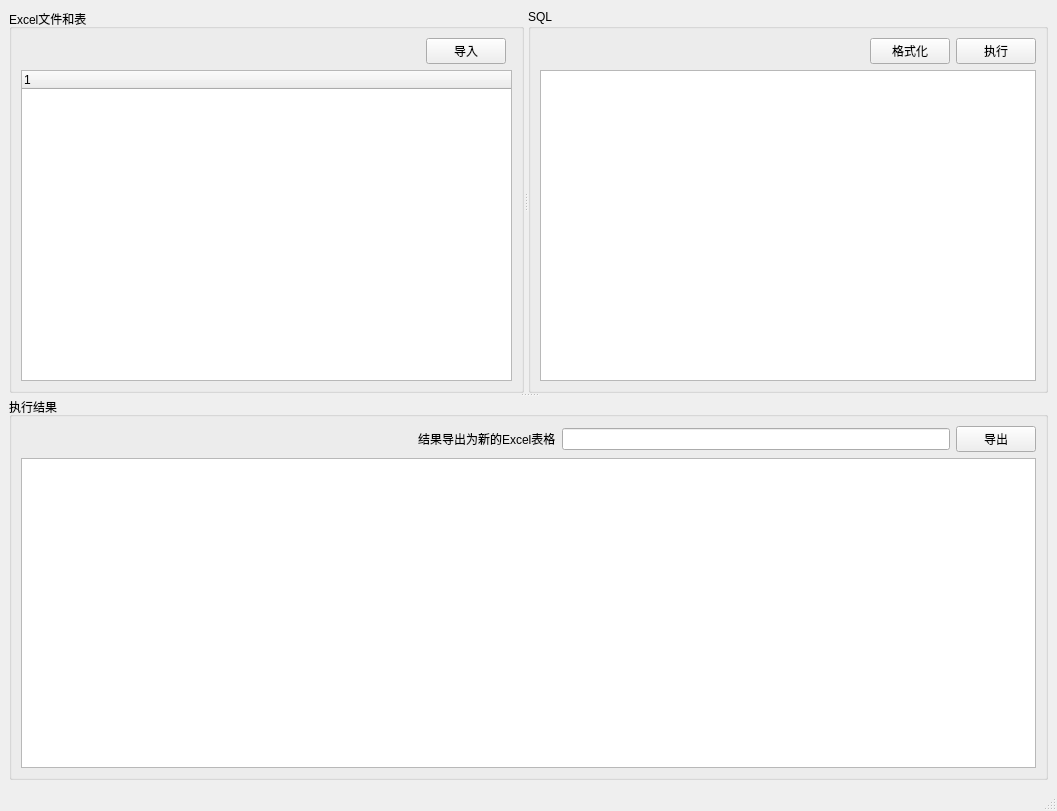
First picture: the form in main_window.ui, repository QianShuoRobert/sql_for_excel, before the edit.
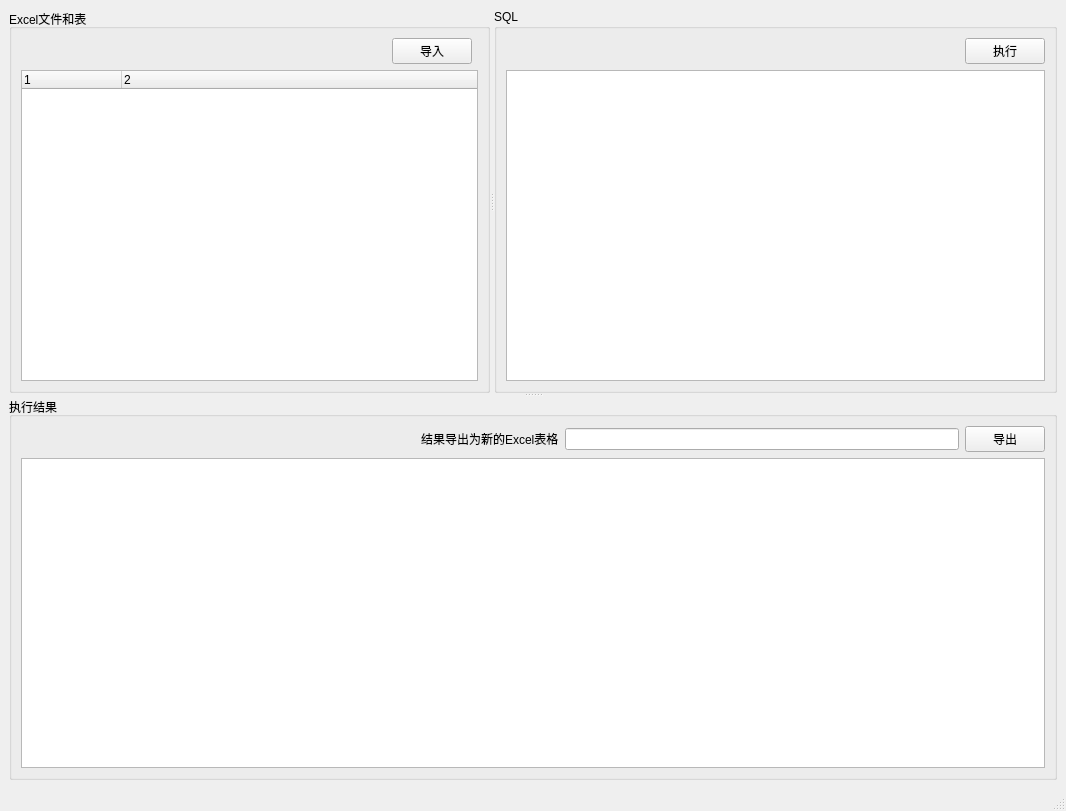
Second picture: the form after the edit.

```diff
--- a/main_window.ui
+++ b/main_window.ui
@@ -6,7 +6,7 @@
    <rect>
     <x>0</x>
     <y>0</y>
-    <width>1057</width>
+    <width>1066</width>
     <height>811</height>
    </rect>
   </property>
@@ -17,20 +17,46 @@
    <layout class="QGridLayout" name="gridLayout_4">
     <item row="0" column="0">
      <widget class="QSplitter" name="splitter_2">
+      <property name="font">
+       <font>
+        <pointsize>9</pointsize>
+       </font>
+      </property>
       <property name="orientation">
        <enum>Qt::Vertical</enum>
       </property>
       <widget class="QSplitter" name="splitter">
+       <property name="font">
+        <font>
+         <pointsize>9</pointsize>
+        </font>
+       </property>
        <property name="orientation">
         <enum>Qt::Horizontal</enum>
        </property>
        <widget class="QGroupBox" name="groupBox">
+        <property name="sizePolicy">
+         <sizepolicy hsizetype="Preferred" vsizetype="Preferred">
+          <horstretch>0</horstretch>
+          <verstretch>0</verstretch>
+         </sizepolicy>
+        </property>
+        <property name="font">
+         <font>
+          <pointsize>9</pointsize>
+         </font>
+        </property>
         <property name="title">
          <string>Excel文件和表</string>
         </property>
         <layout class="QGridLayout" name="gridLayout">
          <item row="0" column="0">
           <spacer name="horizontalSpacer">
+           <property name="font">
+            <font>
+             <pointsize>9</pointsize>
+            </font>
+           </property>
            <property name="orientation">
             <enum>Qt::Horizontal</enum>
            </property>
@@ -44,6 +70,11 @@
          </item>
          <item row="0" column="1">
           <widget class="QPushButton" name="pushButtonImportFile">
+           <property name="font">
+            <font>
+             <pointsize>9</pointsize>
+            </font>
+           </property>
            <property name="text">
             <string>导入</string>
            </property>
@@ -51,12 +82,38 @@
          </item>
          <item row="1" column="0" colspan="3">
           <widget class="QTreeWidget" name="treeWidgetExcelsAndSheets">
+           <property name="font">
+            <font>
+             <pointsize>9</pointsize>
+            </font>
+           </property>
+           <property name="contextMenuPolicy">
+            <enum>Qt::CustomContextMenu</enum>
+           </property>
+           <property name="acceptDrops">
+            <bool>false</bool>
+           </property>
            <property name="toolTip">
             <string/>
            </property>
            <property name="showDropIndicator" stdset="0">
             <bool>true</bool>
            </property>
+           <property name="dragEnabled">
+            <bool>true</bool>
+           </property>
+           <property name="dragDropOverwriteMode">
+            <bool>false</bool>
+           </property>
+           <property name="dragDropMode">
+            <enum>QAbstractItemView::DragOnly</enum>
+           </property>
+           <property name="defaultDropAction">
+            <enum>Qt::IgnoreAction</enum>
+           </property>
+           <property name="columnCount">
+            <number>2</number>
+           </property>
            <attribute name="headerVisible">
             <bool>true</bool>
            </attribute>
@@ -65,55 +122,96 @@
              <string notr="true">1</string>
             </property>
            </column>
+           <column>
+            <property name="text">
+             <string notr="true">2</string>
+            </property>
+           </column>
           </widget>
          </item>
         </layout>
        </widget>
        <widget class="QGroupBox" name="groupBox_2">
+        <property name="sizePolicy">
+         <sizepolicy hsizetype="Preferred" vsizetype="Preferred">
+          <horstretch>0</horstretch>
+          <verstretch>0</verstretch>
+         </sizepolicy>
+        </property>
+        <property name="font">
+         <font>
+          <pointsize>9</pointsize>
+         </font>
+        </property>
         <property name="title">
          <string>SQL</string>
         </property>
         <layout class="QGridLayout" name="gridLayout_2">
-         <item row="0" column="2">
+         <item row="0" column="0">
+          <spacer name="horizontalSpacer_2">
+           <property name="font">
+            <font>
+             <pointsize>9</pointsize>
+            </font>
+           </property>
+           <property name="orientation">
+            <enum>Qt::Horizontal</enum>
+           </property>
+           <property name="sizeHint" stdset="0">
+            <size>
+             <width>501</width>
+             <height>20</height>
+            </size>
+           </property>
+          </spacer>
+         </item>
+         <item row="0" column="1">
           <widget class="QPushButton" name="pushButtonRunSql">
+           <property name="sizePolicy">
+            <sizepolicy hsizetype="Fixed" vsizetype="Fixed">
+             <horstretch>0</horstretch>
+             <verstretch>0</verstretch>
+            </sizepolicy>
+           </property>
+           <property name="font">
+            <font>
+             <pointsize>9</pointsize>
+            </font>
+           </property>
            <property name="text">
             <string>执行</string>
            </property>
           </widget>
          </item>
-         <item row="0" column="1">
-          <widget class="QPushButton" name="pushButtonFormatSql">
-           <property name="text">
-            <string>格式化</string>
+         <item row="1" column="0" colspan="2">
+          <widget class="QPlainTextEdit" name="plainTextSql">
+           <property name="font">
+            <font>
+             <pointsize>9</pointsize>
+            </font>
            </property>
           </widget>
          </item>
-         <item row="0" column="0">
-          <spacer name="horizontalSpacer_2">
-           <property name="orientation">
-            <enum>Qt::Horizontal</enum>
-           </property>
-           <property name="sizeHint" stdset="0">
-            <size>
-             <width>332</width>
-             <height>20</height>
-            </size>
-           </property>
-          </spacer>
-         </item>
-         <item row="1" column="0" colspan="3">
-          <widget class="QTextEdit" name="textEditSql"/>
-         </item>
         </layout>
        </widget>
       </widget>
       <widget class="QGroupBox" name="groupBox_3">
+       <property name="font">
+        <font>
+         <pointsize>9</pointsize>
+        </font>
+       </property>
        <property name="title">
         <string>执行结果</string>
        </property>
        <layout class="QGridLayout" name="gridLayout_3">
         <item row="0" column="0">
          <spacer name="horizontalSpacer_3">
+          <property name="font">
+           <font>
+            <pointsize>9</pointsize>
+           </font>
+          </property>
           <property name="orientation">
            <enum>Qt::Horizontal</enum>
           </property>
@@ -127,16 +225,32 @@
         </item>
         <item row="0" column="1">
          <widget class="QLabel" name="label">
+          <property name="font">
+           <font>
+            <pointsize>9</pointsize>
+           </font>
+          </property>
           <property name="text">
            <string>结果导出为新的Excel表格</string>
           </property>
          </widget>
         </item>
         <item row="0" column="2">
-         <widget class="QLineEdit" name="lineEditNewSheetName"/>
+         <widget class="QLineEdit" name="lineEditNewSheetName">
+          <property name="font">
+           <font>
+            <pointsize>9</pointsize>
+           </font>
+          </property>
+         </widget>
         </item>
         <item row="0" column="3">
          <widget class="QPushButton" name="pushButtonExportResult">
+          <property name="font">
+           <font>
+            <pointsize>9</pointsize>
+           </font>
+          </property>
           <property name="toolTip">
            <string>导出SQL的查询结果，不对以下表格中的修改导出！</string>
           </property>
@@ -147,6 +261,11 @@
         </item>
         <item row="1" column="0" colspan="4">
          <widget class="QTableWidget" name="tableWidgetSqlResult">
+          <property name="font">
+           <font>
+            <pointsize>9</pointsize>
+           </font>
+          </property>
           <property name="toolTip">
            <string>注意：修改的内容不会被保存和导出！</string>
           </property>
```
Left out of the diff: 81 changed lines with no effect on the pictures.
